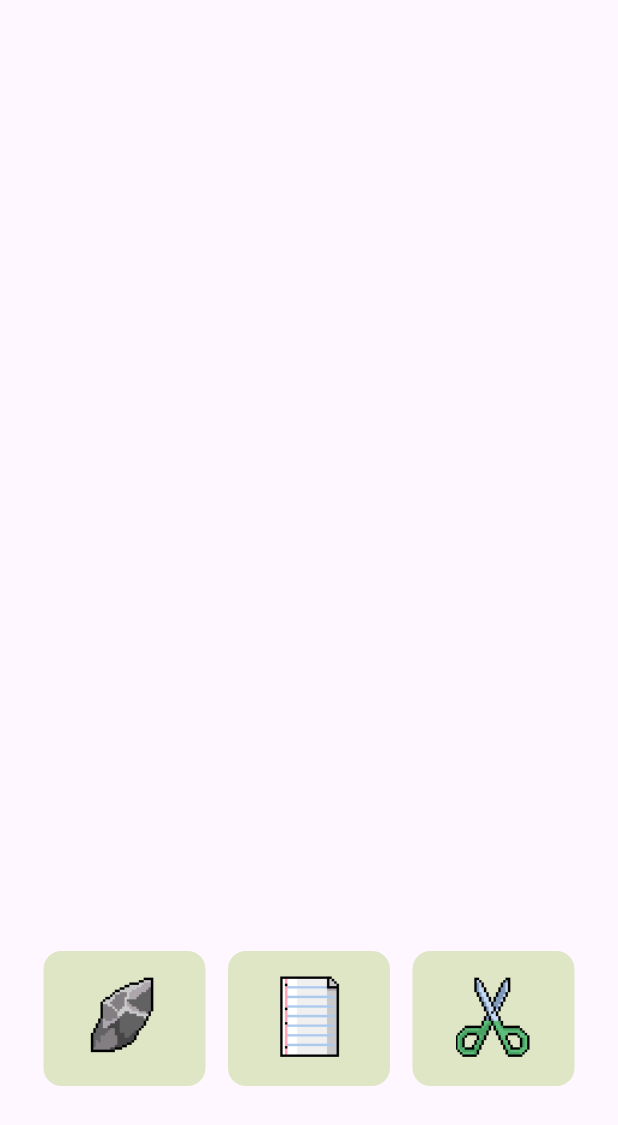
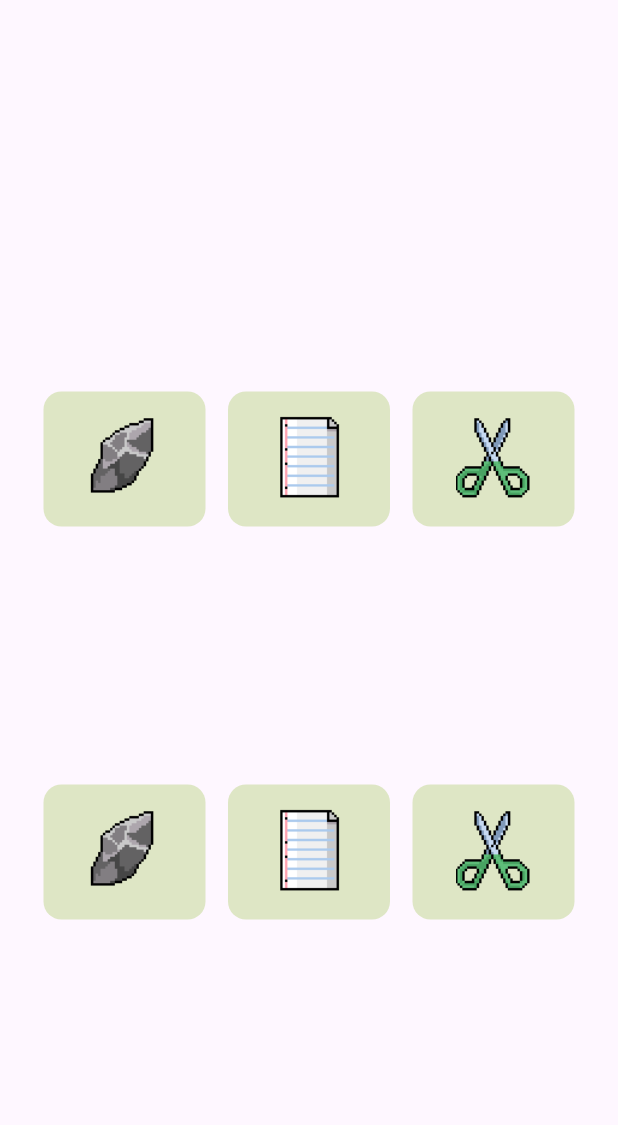
Before and after one commit to abdyevas/Flutter_Rock_Paper_Scissors, a Flutter app: the screen it shows after launch, on a phone screen of 412 x 824 dp. Shown: the top 1125 px of the screen. Run offline on Flutter 3.47's test engine with Material 3 defaults, Android fonts, the phone set to English and light mode, and no system bars.

Commit message:
add opponenet buttons

```diff
--- a/rock_paper_scissors/lib/game_screen.dart
+++ b/rock_paper_scissors/lib/game_screen.dart
@@ -15,7 +15,28 @@ class _GameScreen extends State<GameScreen> {
   Widget build(BuildContext context) {
     return const Scaffold(
       body: Column(
-        mainAxisAlignment: MainAxisAlignment.end,
+        children: [
+          Expanded(
+            child: Column(
+              mainAxisAlignment: MainAxisAlignment.center,
+              children: [
+                SizedBox(height: 200),
+                Row(
+                  mainAxisAlignment: MainAxisAlignment.center,
+                  children: [
+                    ButtonElement(element: 'rock'),
+                    SizedBox(width: 15),
+                    ButtonElement(element: 'paper'),
+                    SizedBox(width: 15),
+                    ButtonElement(element: 'scissors'),
+                  ],
+                ),
+              ],
+            ),
+          ),
+          Expanded(
+            child: Column(
+              mainAxisAlignment: MainAxisAlignment.center,
               children: [
                 Row(
                   mainAxisAlignment: MainAxisAlignment.center,
@@ -30,6 +51,9 @@ class _GameScreen extends State<GameScreen> {
                 SizedBox(height: 100),
               ],
             ),
+          ),
+        ],
+      ),
     );
   }
 }
--- a/rock_paper_scissors/lib/widgets/button_element.dart
+++ b/rock_paper_scissors/lib/widgets/button_element.dart
@@ -21,14 +21,17 @@ class ButtonElement extends StatelessWidget {
         children: [
           Padding(
             padding: const EdgeInsets.all(5),
-            child: Image.asset(
-              element != null
-                  ? 'assets/images/$element.png'
-                  : '',
-              width: 50,
-              height: 80,
-              fit: BoxFit.cover,
-            ),
+            child: element != null
+                ? Image.asset(
+                    'assets/images/$element.png',
+                    width: 50,
+                    height: 80,
+                    fit: BoxFit.cover,
+                  )
+                : const SizedBox(
+                    width: 50,
+                    height: 80,
+                  ),
           ),
         ],
       ),
```
Lines whose indentation alone changed are shown as unchanged.
